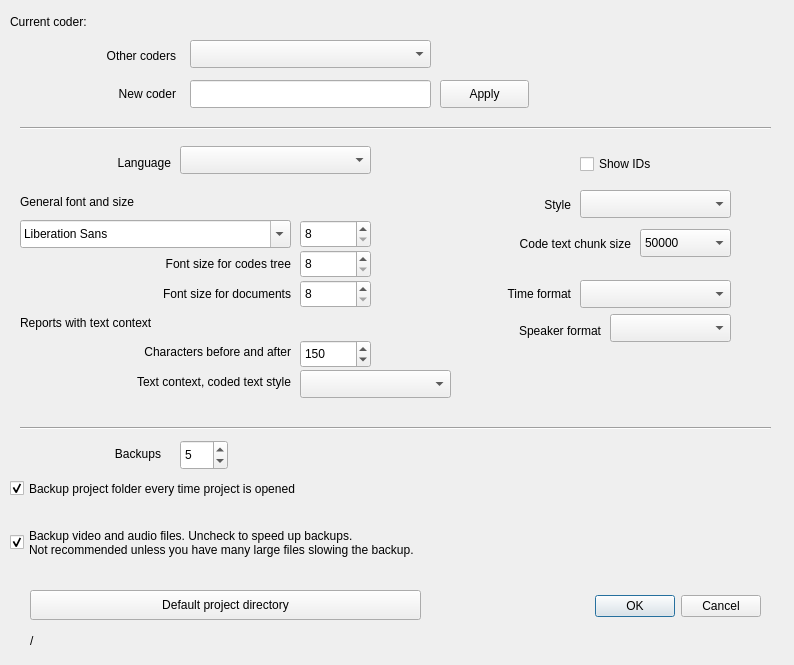
The window that GUI_UIs/ui_dialog_settings.ui (ccbogel/QualCoder) describes before a commit, drawn with Qt 5.
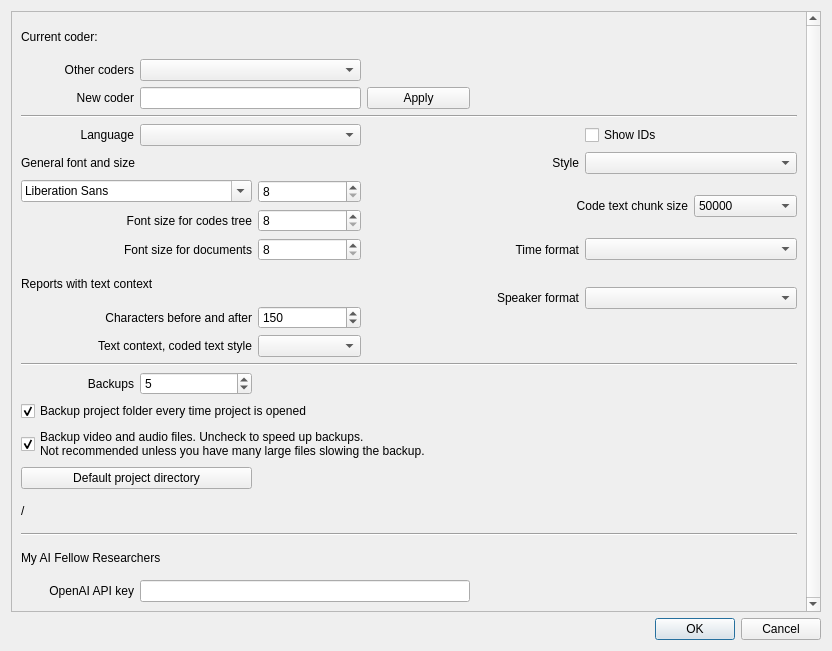
The same window after the commit.

Commit message: Add setting for OpenAI API key

```diff
--- a/GUI_UIs/ui_dialog_settings.ui
+++ b/GUI_UIs/ui_dialog_settings.ui
@@ -6,8 +6,8 @@
    <rect>
     <x>0</x>
     <y>0</y>
-    <width>794</width>
-    <height>665</height>
+    <width>832</width>
+    <height>651</height>
    </rect>
   </property>
   <property name="sizePolicy">
@@ -19,299 +19,39 @@
   <property name="windowTitle">
    <string>Settings</string>
   </property>
-  <widget class="QDialogButtonBox" name="buttonBox">
-   <property name="geometry">
-    <rect>
-     <x>560</x>
-     <y>590</y>
-     <width>201</width>
-     <height>32</height>
-    </rect>
-   </property>
-   <property name="orientation">
-    <enum>Qt::Horizontal</enum>
-   </property>
-   <property name="standardButtons">
-    <set>QDialogButtonBox::Cancel|QDialogButtonBox::Ok</set>
-   </property>
-  </widget>
-  <widget class="QLineEdit" name="lineEdit_coderName">
-   <property name="geometry">
-    <rect>
-     <x>190</x>
-     <y>80</y>
-     <width>241</width>
-     <height>28</height>
-    </rect>
-   </property>
-  </widget>
-  <widget class="QLabel" name="label_new_coder">
-   <property name="geometry">
-    <rect>
-     <x>15</x>
-     <y>82</y>
-     <width>161</width>
-     <height>24</height>
-    </rect>
-   </property>
-   <property name="text">
-    <string>New coder</string>
-   </property>
-   <property name="alignment">
-    <set>Qt::AlignRight|Qt::AlignTrailing|Qt::AlignVCenter</set>
-   </property>
-  </widget>
-  <widget class="QFontComboBox" name="fontComboBox">
-   <property name="geometry">
-    <rect>
-     <x>20</x>
-     <y>220</y>
-     <width>271</width>
-     <height>28</height>
-    </rect>
-   </property>
-  </widget>
-  <widget class="QSpinBox" name="spinBox">
-   <property name="geometry">
-    <rect>
-     <x>300</x>
-     <y>220</y>
-     <width>71</width>
-     <height>28</height>
-    </rect>
-   </property>
-   <property name="minimum">
-    <number>8</number>
-   </property>
-   <property name="maximum">
-    <number>32</number>
-   </property>
-   <property name="singleStep">
-    <number>2</number>
-   </property>
-  </widget>
-  <widget class="QLabel" name="label">
-   <property name="geometry">
-    <rect>
-     <x>20</x>
-     <y>190</y>
-     <width>351</width>
-     <height>24</height>
-    </rect>
-   </property>
-   <property name="text">
-    <string>General font and size</string>
-   </property>
-  </widget>
-  <widget class="QCheckBox" name="checkBox">
-   <property name="geometry">
-    <rect>
-     <x>580</x>
-     <y>150</y>
-     <width>151</width>
-     <height>28</height>
-    </rect>
-   </property>
-   <property name="toolTip">
-    <string>&lt;html&gt;&lt;head/&gt;&lt;body&gt;&lt;p&gt;Show the identifying numbers for files, cases, codes, et cetera.&lt;/p&gt;&lt;/body&gt;&lt;/html&gt;</string>
-   </property>
-   <property name="text">
-    <string>Show IDs</string>
-   </property>
-  </widget>
-  <widget class="QLabel" name="label_directory">
-   <property name="geometry">
-    <rect>
-     <x>30</x>
-     <y>630</y>
-     <width>731</width>
-     <height>21</height>
-    </rect>
-   </property>
-   <property name="text">
-    <string>/</string>
-   </property>
-  </widget>
-  <widget class="QPushButton" name="pushButton_choose_directory">
-   <property name="geometry">
-    <rect>
-     <x>30</x>
-     <y>590</y>
-     <width>391</width>
-     <height>30</height>
-    </rect>
-   </property>
-   <property name="text">
-    <string>Default project directory</string>
-   </property>
-  </widget>
-  <widget class="QLabel" name="label_2">
-   <property name="geometry">
-    <rect>
-     <x>15</x>
-     <y>44</y>
-     <width>161</width>
-     <height>24</height>
-    </rect>
-   </property>
-   <property name="toolTip">
-    <string>Select another coder in this project</string>
-   </property>
-   <property name="text">
-    <string>Other coders</string>
-   </property>
-   <property name="alignment">
-    <set>Qt::AlignRight|Qt::AlignTrailing|Qt::AlignVCenter</set>
-   </property>
-  </widget>
-  <widget class="QComboBox" name="comboBox_coders">
-   <property name="geometry">
-    <rect>
-     <x>190</x>
-     <y>40</y>
-     <width>241</width>
-     <height>28</height>
-    </rect>
-   </property>
-  </widget>
-  <widget class="QLabel" name="label_3">
-   <property name="geometry">
-    <rect>
-     <x>20</x>
-     <y>250</y>
-     <width>271</width>
-     <height>28</height>
-    </rect>
-   </property>
-   <property name="text">
-    <string>Font size for codes tree</string>
-   </property>
-   <property name="alignment">
-    <set>Qt::AlignRight|Qt::AlignTrailing|Qt::AlignVCenter</set>
-   </property>
-   <property name="wordWrap">
+  <layout class="QVBoxLayout" name="verticalLayout">
+   <item>
+    <widget class="QScrollArea" name="scrollArea">
+     <property name="sizePolicy">
+      <sizepolicy hsizetype="Expanding" vsizetype="Expanding">
+       <horstretch>0</horstretch>
+       <verstretch>0</verstretch>
+      </sizepolicy>
+     </property>
+     <property name="verticalScrollBarPolicy">
+      <enum>Qt::ScrollBarAlwaysOn</enum>
+     </property>
+     <property name="widgetResizable">
     <bool>true</bool>
    </property>
-  </widget>
-  <widget class="QSpinBox" name="spinBox_treefontsize">
+     <widget class="QWidget" name="scrollAreaWidgetContents">
    <property name="geometry">
     <rect>
-     <x>300</x>
-     <y>250</y>
-     <width>71</width>
-     <height>28</height>
-    </rect>
-   </property>
-   <property name="minimum">
-    <number>8</number>
-   </property>
-   <property name="maximum">
-    <number>32</number>
-   </property>
-   <property name="singleStep">
-    <number>2</number>
-   </property>
-  </widget>
-  <widget class="QLabel" name="label_4">
-   <property name="geometry">
-    <rect>
-     <x>20</x>
-     <y>151</y>
-     <width>151</width>
-     <height>24</height>
-    </rect>
-   </property>
-   <property name="text">
-    <string>Language</string>
-   </property>
-   <property name="alignment">
-    <set>Qt::AlignRight|Qt::AlignTrailing|Qt::AlignVCenter</set>
-   </property>
-  </widget>
-  <widget class="QComboBox" name="comboBox_language">
-   <property name="geometry">
-    <rect>
-     <x>180</x>
-     <y>146</y>
-     <width>191</width>
-     <height>28</height>
-    </rect>
-   </property>
-   <property name="toolTip">
-    <string>&lt;html&gt;&lt;head/&gt;&lt;body&gt;&lt;p&gt;Close and open the software for the change in language to occur.&lt;/p&gt;&lt;/body&gt;&lt;/html&gt;</string>
-   </property>
-  </widget>
-  <widget class="QCheckBox" name="checkBox_auto_backup">
-   <property name="geometry">
-    <rect>
-     <x>10</x>
-     <y>478</y>
-     <width>761</width>
-     <height>21</height>
-    </rect>
-   </property>
-   <property name="text">
-    <string>Backup project folder every time project is opened</string>
-   </property>
-   <property name="checked">
-    <bool>true</bool>
-   </property>
-  </widget>
-  <widget class="QCheckBox" name="checkBox_backup_AV_files">
-   <property name="geometry">
-    <rect>
-     <x>10</x>
-     <y>507</y>
-     <width>761</width>
-     <height>71</height>
-    </rect>
-   </property>
-   <property name="text">
-    <string>Backup video and audio files. Uncheck to speed up backups.
-Not recommended unless you have many large files slowing the backup.</string>
-   </property>
-   <property name="checked">
-    <bool>true</bool>
-   </property>
-  </widget>
-  <widget class="QLabel" name="label_5">
-   <property name="geometry">
-    <rect>
-     <x>430</x>
-     <y>280</y>
-     <width>141</width>
-     <height>28</height>
-    </rect>
-   </property>
-   <property name="toolTip">
-    <string>&lt;html&gt;&lt;head/&gt;&lt;body&gt;&lt;p&gt;Used when entering time position in transcription&lt;/p&gt;&lt;/body&gt;&lt;/html&gt;</string>
-   </property>
-   <property name="text">
-    <string>Time format</string>
-   </property>
-   <property name="alignment">
-    <set>Qt::AlignRight|Qt::AlignTrailing|Qt::AlignVCenter</set>
-   </property>
-  </widget>
-  <widget class="QComboBox" name="comboBox_timestamp">
-   <property name="geometry">
-    <rect>
-     <x>580</x>
-     <y>280</y>
-     <width>151</width>
-     <height>28</height>
-    </rect>
-   </property>
-  </widget>
+        <x>0</x>
+        <y>0</y>
+        <width>795</width>
+        <height>601</height>
+       </rect>
+      </property>
+      <property name="sizePolicy">
+       <sizepolicy hsizetype="Expanding" vsizetype="Expanding">
+        <horstretch>0</horstretch>
+        <verstretch>0</verstretch>
+       </sizepolicy>
+      </property>
+      <layout class="QGridLayout" name="gridLayout">
+       <item row="9" column="3" rowspan="2" colspan="2">
   <widget class="QLabel" name="label_6">
-   <property name="geometry">
-    <rect>
-     <x>430</x>
-     <y>317</y>
-     <width>171</width>
-     <height>28</height>
-    </rect>
-   </property>
    <property name="toolTip">
     <string>&lt;html&gt;&lt;head/&gt;&lt;body&gt;&lt;p&gt;Used when entering speaker name in transcription&lt;/p&gt;&lt;/body&gt;&lt;/html&gt;</string>
    </property>
@@ -322,25 +62,9 @@
     <set>Qt::AlignRight|Qt::AlignTrailing|Qt::AlignVCenter</set>
    </property>
   </widget>
-  <widget class="QComboBox" name="comboBox_speaker">
-   <property name="geometry">
-    <rect>
-     <x>610</x>
-     <y>314</y>
-     <width>121</width>
-     <height>28</height>
-    </rect>
-   </property>
-  </widget>
+       </item>
+       <item row="8" column="0" colspan="2">
   <widget class="QLabel" name="label_7">
-   <property name="geometry">
-    <rect>
-     <x>20</x>
-     <y>280</y>
-     <width>271</width>
-     <height>28</height>
-    </rect>
-   </property>
    <property name="text">
     <string>Font size for documents</string>
    </property>
@@ -351,150 +75,32 @@
     <bool>true</bool>
    </property>
   </widget>
-  <widget class="QSpinBox" name="spinBox_docfontsize">
-   <property name="geometry">
-    <rect>
-     <x>300</x>
-     <y>280</y>
-     <width>71</width>
-     <height>28</height>
-    </rect>
-   </property>
-   <property name="minimum">
-    <number>8</number>
-   </property>
-   <property name="maximum">
-    <number>32</number>
-   </property>
-   <property name="singleStep">
-    <number>2</number>
-   </property>
-  </widget>
-  <widget class="QLabel" name="label_current_coder">
-   <property name="geometry">
-    <rect>
-     <x>10</x>
-     <y>10</y>
-     <width>521</width>
-     <height>24</height>
-    </rect>
-   </property>
+       </item>
+       <item row="15" column="0" colspan="7">
+        <widget class="QCheckBox" name="checkBox_auto_backup">
    <property name="text">
-    <string>Current coder: </string>
-   </property>
-   <property name="alignment">
-    <set>Qt::AlignLeading|Qt::AlignLeft|Qt::AlignVCenter</set>
-   </property>
-  </widget>
-  <widget class="QLabel" name="label_backups_to_keep">
-   <property name="geometry">
-    <rect>
-     <x>20</x>
-     <y>440</y>
-     <width>141</width>
-     <height>28</height>
-    </rect>
-   </property>
-   <property name="text">
-    <string>Backups</string>
-   </property>
-   <property name="alignment">
-    <set>Qt::AlignRight|Qt::AlignTrailing|Qt::AlignVCenter</set>
-   </property>
-   <property name="wordWrap">
+          <string>Backup project folder every time project is opened</string>
+         </property>
+         <property name="checked">
     <bool>true</bool>
    </property>
   </widget>
-  <widget class="QSpinBox" name="spinBox_backups">
-   <property name="geometry">
-    <rect>
-     <x>180</x>
-     <y>440</y>
-     <width>48</width>
-     <height>30</height>
-    </rect>
-   </property>
-   <property name="minimum">
-    <number>1</number>
-   </property>
-   <property name="maximum">
-    <number>10</number>
-   </property>
-   <property name="value">
-    <number>5</number>
-   </property>
-  </widget>
-  <widget class="QPushButton" name="pushButton_set_coder">
-   <property name="geometry">
-    <rect>
-     <x>440</x>
-     <y>80</y>
-     <width>89</width>
-     <height>28</height>
-    </rect>
-   </property>
-   <property name="toolTip">
-    <string>Set this name as the current coder.
-</string>
-   </property>
+       </item>
+       <item row="5" column="5" colspan="2">
+        <widget class="QComboBox" name="comboBox_style"/>
+       </item>
+       <item row="21" column="0">
+        <widget class="QLabel" name="label_openai_api_key">
    <property name="text">
-    <string>Apply</string>
-   </property>
-  </widget>
-  <widget class="Line" name="line">
-   <property name="geometry">
-    <rect>
-     <x>20</x>
-     <y>120</y>
-     <width>751</width>
-     <height>16</height>
-    </rect>
-   </property>
-   <property name="orientation">
-    <enum>Qt::Horizontal</enum>
-   </property>
-  </widget>
-  <widget class="Line" name="line_2">
-   <property name="geometry">
-    <rect>
-     <x>20</x>
-     <y>420</y>
-     <width>751</width>
-     <height>16</height>
-    </rect>
-   </property>
-   <property name="orientation">
-    <enum>Qt::Horizontal</enum>
-   </property>
-  </widget>
-  <widget class="QLabel" name="label_8">
-   <property name="geometry">
-    <rect>
-     <x>430</x>
-     <y>230</y>
-     <width>201</width>
-     <height>28</height>
-    </rect>
-   </property>
-   <property name="toolTip">
-    <string>Very large text documents. Load text chunks by number of characters.</string>
-   </property>
-   <property name="text">
-    <string>Code text chunk size</string>
+          <string>OpenAI API key</string>
    </property>
    <property name="alignment">
     <set>Qt::AlignRight|Qt::AlignTrailing|Qt::AlignVCenter</set>
    </property>
   </widget>
+       </item>
+       <item row="6" column="6" rowspan="2">
   <widget class="QComboBox" name="comboBox_text_chunk_size">
-   <property name="geometry">
-    <rect>
-     <x>640</x>
-     <y>229</y>
-     <width>91</width>
-     <height>28</height>
-    </rect>
-   </property>
    <item>
     <property name="text">
      <string>50000</string>
@@ -516,25 +122,55 @@
     </property>
    </item>
   </widget>
-  <widget class="QComboBox" name="comboBox_style">
-   <property name="geometry">
-    <rect>
-     <x>580</x>
-     <y>190</y>
-     <width>151</width>
-     <height>28</height>
-    </rect>
-   </property>
-  </widget>
+       </item>
+       <item row="12" column="0" colspan="7">
+        <widget class="Line" name="line_2">
+         <property name="orientation">
+          <enum>Qt::Horizontal</enum>
+         </property>
+        </widget>
+       </item>
+       <item row="10" column="0" colspan="2">
+        <widget class="QLabel" name="label_chars_before_after">
+         <property name="text">
+          <string>Characters before and after</string>
+         </property>
+         <property name="alignment">
+          <set>Qt::AlignRight|Qt::AlignTrailing|Qt::AlignVCenter</set>
+         </property>
+        </widget>
+       </item>
+       <item row="7" column="0" colspan="2">
+        <widget class="QLabel" name="label_3">
+         <property name="text">
+          <string>Font size for codes tree</string>
+         </property>
+         <property name="alignment">
+          <set>Qt::AlignRight|Qt::AlignTrailing|Qt::AlignVCenter</set>
+         </property>
+         <property name="wordWrap">
+          <bool>true</bool>
+         </property>
+        </widget>
+       </item>
+       <item row="8" column="5" colspan="2">
+        <widget class="QComboBox" name="comboBox_timestamp"/>
+       </item>
+       <item row="8" column="4">
+        <widget class="QLabel" name="label_5">
+         <property name="toolTip">
+          <string>&lt;html&gt;&lt;head/&gt;&lt;body&gt;&lt;p&gt;Used when entering time position in transcription&lt;/p&gt;&lt;/body&gt;&lt;/html&gt;</string>
+         </property>
+         <property name="text">
+          <string>Time format</string>
+         </property>
+         <property name="alignment">
+          <set>Qt::AlignRight|Qt::AlignTrailing|Qt::AlignVCenter</set>
+         </property>
+        </widget>
+       </item>
+       <item row="5" column="4">
   <widget class="QLabel" name="label_style">
-   <property name="geometry">
-    <rect>
-     <x>430</x>
-     <y>191</y>
-     <width>141</width>
-     <height>28</height>
-    </rect>
-   </property>
    <property name="text">
     <string>Style</string>
    </property>
@@ -542,44 +178,110 @@
     <set>Qt::AlignRight|Qt::AlignTrailing|Qt::AlignVCenter</set>
    </property>
   </widget>
+       </item>
+       <item row="5" column="0" colspan="3">
+        <widget class="QLabel" name="label">
+         <property name="text">
+          <string>General font and size</string>
+         </property>
+        </widget>
+       </item>
+       <item row="4" column="5" colspan="2">
+        <widget class="QCheckBox" name="checkBox">
+         <property name="toolTip">
+          <string>&lt;html&gt;&lt;head/&gt;&lt;body&gt;&lt;p&gt;Show the identifying numbers for files, cases, codes, et cetera.&lt;/p&gt;&lt;/body&gt;&lt;/html&gt;</string>
+         </property>
+         <property name="text">
+          <string>Show IDs</string>
+         </property>
+        </widget>
+       </item>
+       <item row="9" column="0" colspan="3">
   <widget class="QLabel" name="label_reports_text_context">
-   <property name="geometry">
-    <rect>
-     <x>20</x>
-     <y>310</y>
-     <width>351</width>
-     <height>26</height>
-    </rect>
-   </property>
    <property name="text">
     <string>Reports with text context</string>
    </property>
   </widget>
-  <widget class="QLabel" name="label_chars_before_after">
-   <property name="geometry">
-    <rect>
-     <x>20</x>
-     <y>340</y>
-     <width>271</width>
-     <height>24</height>
-    </rect>
-   </property>
+       </item>
+       <item row="4" column="0">
+        <widget class="QLabel" name="label_4">
    <property name="text">
-    <string>Characters before and after</string>
+          <string>Language</string>
    </property>
    <property name="alignment">
     <set>Qt::AlignRight|Qt::AlignTrailing|Qt::AlignVCenter</set>
    </property>
   </widget>
+       </item>
+       <item row="6" column="2">
+        <widget class="QSpinBox" name="spinBox">
+         <property name="minimum">
+          <number>8</number>
+         </property>
+         <property name="maximum">
+          <number>32</number>
+         </property>
+         <property name="singleStep">
+          <number>2</number>
+         </property>
+        </widget>
+       </item>
+       <item row="4" column="1" colspan="2">
+        <widget class="QComboBox" name="comboBox_language">
+         <property name="toolTip">
+          <string>&lt;html&gt;&lt;head/&gt;&lt;body&gt;&lt;p&gt;Close and open the software for the change in language to occur.&lt;/p&gt;&lt;/body&gt;&lt;/html&gt;</string>
+         </property>
+        </widget>
+       </item>
+       <item row="6" column="0" colspan="2">
+        <widget class="QFontComboBox" name="fontComboBox"/>
+       </item>
+       <item row="2" column="3">
+        <widget class="QPushButton" name="pushButton_set_coder">
+         <property name="toolTip">
+          <string>Set this name as the current coder.
+</string>
+         </property>
+         <property name="text">
+          <string>Apply</string>
+         </property>
+        </widget>
+       </item>
+       <item row="7" column="2">
+        <widget class="QSpinBox" name="spinBox_treefontsize">
+         <property name="minimum">
+          <number>8</number>
+         </property>
+         <property name="maximum">
+          <number>32</number>
+         </property>
+         <property name="singleStep">
+          <number>2</number>
+         </property>
+        </widget>
+       </item>
+       <item row="13" column="1">
+        <widget class="QSpinBox" name="spinBox_backups">
+         <property name="minimum">
+          <number>1</number>
+         </property>
+         <property name="maximum">
+          <number>10</number>
+         </property>
+         <property name="value">
+          <number>5</number>
+         </property>
+        </widget>
+       </item>
+       <item row="3" column="0" colspan="7">
+        <widget class="Line" name="line">
+         <property name="orientation">
+          <enum>Qt::Horizontal</enum>
+         </property>
+        </widget>
+       </item>
+       <item row="10" column="2">
   <widget class="QSpinBox" name="spinBox_chars_before_after">
-   <property name="geometry">
-    <rect>
-     <x>300</x>
-     <y>340</y>
-     <width>71</width>
-     <height>28</height>
-    </rect>
-   </property>
    <property name="minimum">
     <number>20</number>
    </property>
@@ -593,15 +295,22 @@
     <number>150</number>
    </property>
   </widget>
+       </item>
+       <item row="13" column="0">
+        <widget class="QLabel" name="label_backups_to_keep">
+         <property name="text">
+          <string>Backups</string>
+         </property>
+         <property name="alignment">
+          <set>Qt::AlignRight|Qt::AlignTrailing|Qt::AlignVCenter</set>
+         </property>
+         <property name="wordWrap">
+          <bool>true</bool>
+         </property>
+        </widget>
+       </item>
+       <item row="11" column="0" colspan="2">
   <widget class="QLabel" name="label_coded_text_style">
-   <property name="geometry">
-    <rect>
-     <x>20</x>
-     <y>370</y>
-     <width>271</width>
-     <height>24</height>
-    </rect>
-   </property>
    <property name="text">
     <string>Text context, coded text style</string>
    </property>
@@ -609,31 +318,136 @@
     <set>Qt::AlignRight|Qt::AlignTrailing|Qt::AlignVCenter</set>
    </property>
   </widget>
-  <widget class="QComboBox" name="comboBox_text_style">
-   <property name="geometry">
-    <rect>
-     <x>300</x>
-     <y>370</y>
-     <width>151</width>
-     <height>28</height>
-    </rect>
-   </property>
-  </widget>
- </widget>
- <tabstops>
-  <tabstop>lineEdit_coderName</tabstop>
-  <tabstop>comboBox_coders</tabstop>
-  <tabstop>comboBox_language</tabstop>
-  <tabstop>fontComboBox</tabstop>
-  <tabstop>spinBox</tabstop>
-  <tabstop>spinBox_treefontsize</tabstop>
-  <tabstop>checkBox</tabstop>
-  <tabstop>comboBox_timestamp</tabstop>
-  <tabstop>comboBox_speaker</tabstop>
-  <tabstop>checkBox_auto_backup</tabstop>
-  <tabstop>checkBox_backup_AV_files</tabstop>
-  <tabstop>pushButton_choose_directory</tabstop>
- </tabstops>
+       </item>
+       <item row="19" column="0" colspan="7">
+        <widget class="Line" name="line_3">
+         <property name="orientation">
+          <enum>Qt::Horizontal</enum>
+         </property>
+        </widget>
+       </item>
+       <item row="2" column="1" colspan="2">
+        <widget class="QLineEdit" name="lineEdit_coderName"/>
+       </item>
+       <item row="1" column="0">
+        <widget class="QLabel" name="label_2">
+         <property name="toolTip">
+          <string>Select another coder in this project</string>
+         </property>
+         <property name="text">
+          <string>Other coders</string>
+         </property>
+         <property name="alignment">
+          <set>Qt::AlignRight|Qt::AlignTrailing|Qt::AlignVCenter</set>
+         </property>
+        </widget>
+       </item>
+       <item row="16" column="0" colspan="7">
+        <widget class="QCheckBox" name="checkBox_backup_AV_files">
+         <property name="text">
+          <string>Backup video and audio files. Uncheck to speed up backups.
+Not recommended unless you have many large files slowing the backup.</string>
+         </property>
+         <property name="checked">
+          <bool>true</bool>
+         </property>
+        </widget>
+       </item>
+       <item row="18" column="0">
+        <widget class="QLabel" name="label_directory">
+         <property name="text">
+          <string>/</string>
+         </property>
+        </widget>
+       </item>
+       <item row="6" column="3" rowspan="2" colspan="3">
+        <widget class="QLabel" name="label_8">
+         <property name="toolTip">
+          <string>Very large text documents. Load text chunks by number of characters.</string>
+         </property>
+         <property name="text">
+          <string>Code text chunk size</string>
+         </property>
+         <property name="alignment">
+          <set>Qt::AlignRight|Qt::AlignTrailing|Qt::AlignVCenter</set>
+         </property>
+        </widget>
+       </item>
+       <item row="2" column="0">
+        <widget class="QLabel" name="label_new_coder">
+         <property name="text">
+          <string>New coder</string>
+         </property>
+         <property name="alignment">
+          <set>Qt::AlignRight|Qt::AlignTrailing|Qt::AlignVCenter</set>
+         </property>
+        </widget>
+       </item>
+       <item row="8" column="2">
+        <widget class="QSpinBox" name="spinBox_docfontsize">
+         <property name="minimum">
+          <number>8</number>
+         </property>
+         <property name="maximum">
+          <number>32</number>
+         </property>
+         <property name="singleStep">
+          <number>2</number>
+         </property>
+        </widget>
+       </item>
+       <item row="11" column="2">
+        <widget class="QComboBox" name="comboBox_text_style"/>
+       </item>
+       <item row="9" column="5" rowspan="2" colspan="2">
+        <widget class="QComboBox" name="comboBox_speaker"/>
+       </item>
+       <item row="1" column="1" colspan="2">
+        <widget class="QComboBox" name="comboBox_coders"/>
+       </item>
+       <item row="0" column="0" colspan="4">
+        <widget class="QLabel" name="label_current_coder">
+         <property name="text">
+          <string>Current coder: </string>
+         </property>
+         <property name="alignment">
+          <set>Qt::AlignLeading|Qt::AlignLeft|Qt::AlignVCenter</set>
+         </property>
+        </widget>
+       </item>
+       <item row="17" column="0" colspan="2">
+        <widget class="QPushButton" name="pushButton_choose_directory">
+         <property name="text">
+          <string>Default project directory</string>
+         </property>
+        </widget>
+       </item>
+       <item row="20" column="0" colspan="3">
+        <widget class="QLabel" name="label_9">
+         <property name="text">
+          <string>My AI Fellow Researchers</string>
+         </property>
+        </widget>
+       </item>
+       <item row="21" column="1" colspan="3">
+        <widget class="QLineEdit" name="lineEdit_openai_api_key"/>
+       </item>
+      </layout>
+     </widget>
+    </widget>
+   </item>
+   <item>
+    <widget class="QDialogButtonBox" name="buttonBox">
+     <property name="orientation">
+      <enum>Qt::Horizontal</enum>
+     </property>
+     <property name="standardButtons">
+      <set>QDialogButtonBox::Cancel|QDialogButtonBox::Ok</set>
+     </property>
+    </widget>
+   </item>
+  </layout>
+ </widget>
  <resources/>
  <connections>
   <connection>
```
Lines whose indentation alone changed are shown as unchanged. The commit also changes 3 other files.
